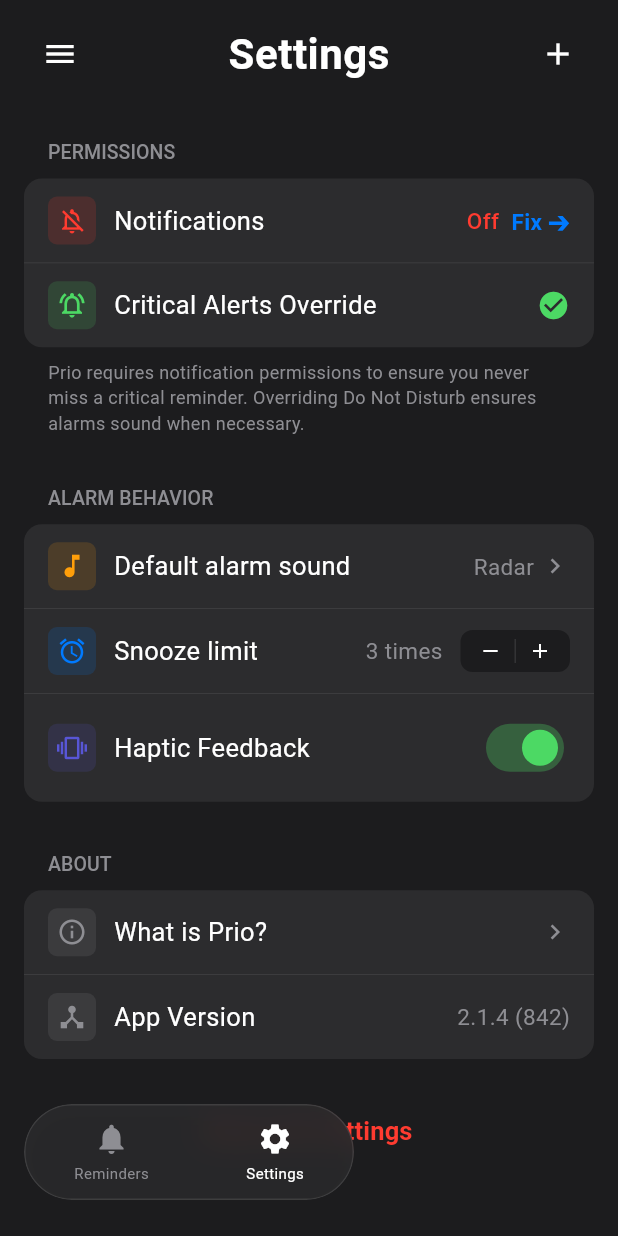
After one commit to vardzz/Prio, a Flutter app: the screen it shows after launch, item 2 of the bottom bar chosen, on a phone screen of 412 x 824 dp. The commit adds this screen. Run offline on Flutter 3.47's test engine with Material 3 defaults, Android fonts, the phone set to English and light mode, and no system bars; our stand-ins replace flutter_local_notifications, flutter_riverpod, hive_ce, hive_ce_flutter, timezone; accounts and stored records are empty.

Commit message:
feat: implement responsive home screen and navigation provider for desktop and mobile layouts

```diff
--- a/lib/presentation/screens/home_screen.dart
+++ b/lib/presentation/screens/home_screen.dart
@@ -2,11 +2,13 @@ import 'dart:ui';
 import 'package:flutter/material.dart';
 import 'package:flutter_riverpod/flutter_riverpod.dart';
 import '../../providers/reminder_provider.dart';
+import '../../providers/navigation_provider.dart';
 import '../../data/models/reminder.dart';
 import '../widgets/section_header.dart';
 import '../widgets/reminder_card.dart';
 import '../widgets/quick_add_bento.dart';
 import '../widgets/add_reminder_dialog.dart';
+import 'settings_screen.dart';
 
 class HomeScreen extends ConsumerWidget {
   const HomeScreen({super.key});
@@ -72,6 +74,7 @@ class HomeScreen extends ConsumerWidget {
   @override
   Widget build(BuildContext context, WidgetRef ref) {
     final allReminders = ref.watch(reminderListProvider);
+    final activeTab = ref.watch(navigationProvider);
 
     // Partition reminders
     final critical = allReminders.where((r) => r.priority == PriorityLevel.critical && !r.isCompleted).toList();
@@ -85,8 +88,8 @@ class HomeScreen extends ConsumerWidget {
         builder: (context, constraints) {
           final isDesktop = constraints.maxWidth >= 768;
           return isDesktop
-              ? _buildDesktopLayout(context, ref, critical, today, upcoming, completed)
-              : _buildMobileLayout(context, ref, critical, today, upcoming, completed);
+              ? _buildDesktopLayout(context, ref, activeTab, critical, today, upcoming, completed)
+              : _buildMobileLayout(context, ref, activeTab, critical, today, upcoming, completed);
         },
       ),
     );
@@ -96,6 +99,7 @@ class HomeScreen extends ConsumerWidget {
   Widget _buildDesktopLayout(
     BuildContext context,
     WidgetRef ref,
+    int activeTab,
     List<Reminder> critical,
     List<Reminder> today,
     List<Reminder> upcoming,
@@ -111,9 +115,9 @@ class HomeScreen extends ConsumerWidget {
               mainAxisAlignment: MainAxisAlignment.spaceBetween,
               crossAxisAlignment: CrossAxisAlignment.center,
               children: [
-                const Text(
-                  'Prio',
-                  style: TextStyle(
+                Text(
+                  activeTab == 0 ? 'Prio' : 'Settings',
+                  style: const TextStyle(
                     fontSize: 34,
                     fontWeight: FontWeight.w700,
                     color: Colors.white,
@@ -122,12 +126,14 @@ class HomeScreen extends ConsumerWidget {
                 ),
                 Row(
                   children: [
+                    if (activeTab == 0) ...[
                       IconButton(
                         icon: const Icon(Icons.search, color: Colors.white),
                         onPressed: () {},
                         splashRadius: 22,
                       ),
                       const SizedBox(width: 8),
+                    ],
                     Container(
                       width: 40,
                       height: 40,
@@ -157,7 +163,8 @@ class HomeScreen extends ConsumerWidget {
                   // Left Content
                   Expanded(
                     flex: 2,
-                    child: SingleChildScrollView(
+                    child: activeTab == 0
+                        ? SingleChildScrollView(
                             physics: const BouncingScrollPhysics(),
                             child: Column(
                               crossAxisAlignment: CrossAxisAlignment.start,
@@ -174,10 +181,12 @@ class HomeScreen extends ConsumerWidget {
                                 const SizedBox(height: 40),
                               ],
                             ),
-                    ),
+                          )
+                        : const SettingsScreen(),
                   ),
                   const SizedBox(width: 32),
-                  // Sidebar
+                  // Sidebar (Keep on desktop for quick actions, or only show if activeTab == 0)
+                  if (activeTab == 0)
                     SizedBox(
                       width: 320,
                       child: QuickAddBento(
@@ -190,7 +199,9 @@ class HomeScreen extends ConsumerWidget {
                           _openAddReminder(context, ref, type: type);
                         },
                       ),
-                  ),
+                    )
+                  else
+                    const SizedBox(width: 320), // Placeholder to maintain centered layout grid alignment
                 ],
               ),
             ),
@@ -204,6 +215,7 @@ class HomeScreen extends ConsumerWidget {
   Widget _buildMobileLayout(
     BuildContext context,
     WidgetRef ref,
+    int activeTab,
     List<Reminder> critical,
     List<Reminder> today,
     List<Reminder> upcoming,
@@ -215,25 +227,40 @@ class HomeScreen extends ConsumerWidget {
           child: Column(
             children: [
               // Mobile Header
-              const Padding(
-                padding: EdgeInsets.symmetric(horizontal: 16.0, vertical: 12.0),
+              Padding(
+                padding: const EdgeInsets.symmetric(horizontal: 16.0, vertical: 12.0),
                 child: Row(
                   mainAxisAlignment: MainAxisAlignment.spaceBetween,
                   children: [
+                    if (activeTab == 1) ...[
+                      IconButton(
+                        icon: const Icon(Icons.menu, color: Colors.white),
+                        onPressed: () {},
+                      ),
+                    ],
                     Text(
-                      'Prio',
-                      style: TextStyle(
+                      activeTab == 0 ? 'Prio' : 'Settings',
+                      style: const TextStyle(
                         fontSize: 28,
                         fontWeight: FontWeight.w700,
                         color: Colors.white,
                         letterSpacing: 0.36,
                       ),
                     ),
+                    if (activeTab == 1) ...[
+                      IconButton(
+                        icon: const Icon(Icons.add, color: Colors.white),
+                        onPressed: () => _openAddReminder(context, ref),
+                      ),
+                    ] else ...[
+                      const SizedBox(width: 48), // Spacer to balance layout header
+                    ],
                   ],
                 ),
               ),
 
-              // Search Bar (Mobile only)
+              // Search Bar (Mobile only, only show on Reminders tab)
+              if (activeTab == 0)
                 Padding(
                   padding: const EdgeInsets.symmetric(horizontal: 16.0, vertical: 8.0),
                   child: Container(
@@ -268,7 +295,8 @@ class HomeScreen extends ConsumerWidget {
 
               // Scrollable content
               Expanded(
-                child: SingleChildScrollView(
+                child: activeTab == 0
+                    ? SingleChildScrollView(
                         physics: const BouncingScrollPhysics(),
                         padding: const EdgeInsets.only(bottom: 100.0), // Safe area for floating bottom nav/FAB
                         child: Column(
@@ -285,7 +313,8 @@ class HomeScreen extends ConsumerWidget {
                             _buildCompletedSection(ref, completed),
                           ],
                         ),
-                ),
+                      )
+                    : const SettingsScreen(),
               ),
             ],
           ),
@@ -295,8 +324,9 @@ class HomeScreen extends ConsumerWidget {
         Positioned(
           left: 16,
           bottom: 24,
-          child: _buildFloatingBottomNav(),
+          child: _buildFloatingBottomNav(ref, activeTab),
         ),
+        if (activeTab == 0) // Only show FAB on reminders tab since Settings has header '+' button
           Positioned(
             right: 16,
             bottom: 24,
@@ -307,7 +337,7 @@ class HomeScreen extends ConsumerWidget {
   }
 
   // --- FLOATING UI CONTROLS ---
-  Widget _buildFloatingBottomNav() {
+  Widget _buildFloatingBottomNav(WidgetRef ref, int activeTab) {
     return ClipRRect(
       borderRadius: BorderRadius.circular(9999),
       child: BackdropFilter(
@@ -333,12 +363,14 @@ class HomeScreen extends ConsumerWidget {
               _buildNavButton(
                 icon: Icons.notifications,
                 label: 'Reminders',
-                isActive: true,
+                isActive: activeTab == 0,
+                onTap: () => ref.read(navigationProvider.notifier).state = 0,
               ),
               _buildNavButton(
                 icon: Icons.settings,
                 label: 'Settings',
-                isActive: false,
+                isActive: activeTab == 1,
+                onTap: () => ref.read(navigationProvider.notifier).state = 1,
               ),
             ],
           ),
@@ -351,9 +383,10 @@ class HomeScreen extends ConsumerWidget {
     required IconData icon,
     required String label,
     required bool isActive,
+    required VoidCallback onTap,
   }) {
     return InkWell(
-      onTap: () {},
+      onTap: onTap,
       child: Column(
         mainAxisAlignment: MainAxisAlignment.center,
         children: [
--- /dev/null
+++ b/lib/presentation/screens/settings_screen.dart
@@ -0,0 +1,346 @@
+import 'package:flutter/material.dart';
+
+class SettingsScreen extends StatefulWidget {
+  const SettingsScreen({super.key});
+
+  @override
+  State<SettingsScreen> createState() => _SettingsScreenState();
+}
+
+class _SettingsScreenState extends State<SettingsScreen> {
+  int _snoozeLimit = 3;
+  bool _hapticFeedback = true;
+  bool _notificationsPermission = false; // Mocked permission state
+
+  void _incrementSnooze() {
+    if (_snoozeLimit < 10) {
+      setState(() {
+        _snoozeLimit++;
+      });
+    }
+  }
+
+  void _decrementSnooze() {
+    if (_snoozeLimit > 1) {
+      setState(() {
+        _snoozeLimit--;
+      });
+    }
+  }
+
+  void _resetSettings() {
+    showDialog(
+      context: context,
+      builder: (context) => AlertDialog(
+        backgroundColor: const Color(0xFF2C2C2E),
+        title: const Text('Reset Settings?', style: TextStyle(color: Colors.white)),
+        content: const Text(
+          'This will restore all default alarm behaviors and preferences.',
+          style: TextStyle(color: Color(0xFF8E8E93)),
+        ),
+        actions: [
+          TextButton(
+            onPressed: () => Navigator.pop(context),
+            child: const Text('Cancel', style: TextStyle(color: Color(0xFF8E8E93))),
+          ),
+          TextButton(
+            onPressed: () {
+              setState(() {
+                _snoozeLimit = 3;
+                _hapticFeedback = true;
+                _notificationsPermission = false;
+              });
+              Navigator.pop(context);
+              ScaffoldMessenger.of(context).showSnackBar(
+                const SnackBar(
+                  content: Text('Settings reset to default'),
+                  backgroundColor: Color(0xFF2C2C2E),
+                ),
+              );
+            },
+            child: const Text('Reset', style: TextStyle(color: Color(0xFFFF3B30))),
+          ),
+        ],
+      ),
+    );
+  }
+
+  @override
+  Widget build(BuildContext context) {
+    return SingleChildScrollView(
+      physics: const BouncingScrollPhysics(),
+      padding: const EdgeInsets.symmetric(horizontal: 16.0, vertical: 12.0),
+      child: Column(
+        crossAxisAlignment: CrossAxisAlignment.start,
+        children: [
+          // Permissions Section
+          _buildSectionHeader('Permissions'),
+          _buildCard([
+            // Notifications status
+            _buildSettingRow(
+              icon: Icons.notifications_off_outlined,
+              iconColor: const Color(0xFFFF3B30), // ios-red
+              title: 'Notifications',
+              trailing: Row(
+                mainAxisSize: MainAxisSize.min,
+                children: [
+                  Text(
+                    _notificationsPermission ? 'On' : 'Off',
+                    style: TextStyle(
+                      color: _notificationsPermission ? const Color(0xFF4CD964) : const Color(0xFFFF3B30),
+                      fontSize: 15,
+                      fontWeight: FontWeight.w500,
+                    ),
+                  ),
+                  const SizedBox(width: 8),
+                  GestureDetector(
+                    onTap: () {
+                      setState(() {
+                        _notificationsPermission = !_notificationsPermission;
+                      });
+                    },
+                    child: const Text(
+                      'Fix ➔',
+                      style: TextStyle(
+                        color: Color(0xFF007AFF), // iOS blue link
+                        fontSize: 15,
+                        fontWeight: FontWeight.w600,
+                      ),
+                    ),
+                  ),
+                ],
+              ),
+              showDivider: true,
+            ),
+            // Critical Alerts Override
+            _buildSettingRow(
+              icon: Icons.notifications_active_outlined,
+              iconColor: const Color(0xFF4CD964), // iOS green
+              title: 'Critical Alerts Override',
+              trailing: const Icon(
+                Icons.check_circle,
+                color: Color(0xFF4CD964),
+                size: 22,
+              ),
+              showDivider: false,
+            ),
+          ]),
+          const SizedBox(height: 8),
+          const Padding(
+            padding: EdgeInsets.symmetric(horizontal: 16.0),
+            child: Text(
+              'Prio requires notification permissions to ensure you never miss a critical reminder. Overriding Do Not Disturb ensures alarms sound when necessary.',
+              style: TextStyle(
+                color: Color(0xFF8E8E93),
+                fontSize: 12,
+                height: 1.4,
+              ),
+            ),
+          ),
+          const SizedBox(height: 24),
+
+          // Alarm Behavior Section
+          _buildSectionHeader('Alarm Behavior'),
+          _buildCard([
+            // Default Alarm Sound
+            _buildSettingRow(
+              icon: Icons.music_note,
+              iconColor: const Color(0xFFFF9F0A), // ios-orange
+              title: 'Default alarm sound',
+              trailing: const Row(
+                mainAxisSize: MainAxisSize.min,
+                children: [
+                  Text(
+                    'Radar',
+                    style: TextStyle(color: Color(0xFF8E8E93), fontSize: 15),
+                  ),
+                  SizedBox(width: 4),
+                  Icon(Icons.chevron_right, color: Color(0xFF8E8E93), size: 20),
+                ],
+              ),
+              showDivider: true,
+            ),
+            // Snooze Limit Counter
+            _buildSettingRow(
+              icon: Icons.alarm,
+              iconColor: const Color(0xFF007AFF),
+              title: 'Snooze limit',
+              trailing: Row(
+                mainAxisSize: MainAxisSize.min,
+                children: [
+                  Text(
+                    '$_snoozeLimit times',
+                    style: const TextStyle(color: Color(0xFF8E8E93), fontSize: 15),
+                  ),
+                  const SizedBox(width: 12),
+                  Container(
+                    decoration: BoxDecoration(
+                      color: const Color(0xFF1C1C1E),
+                      borderRadius: BorderRadius.circular(8),
+                    ),
+                    padding: const EdgeInsets.symmetric(horizontal: 4, vertical: 2),
+                    child: Row(
+                      children: [
+                        GestureDetector(
+                          onTap: _decrementSnooze,
+                          child: const Padding(
+                            padding: EdgeInsets.symmetric(horizontal: 8.0, vertical: 4.0),
+                            child: Icon(Icons.remove, color: Colors.white, size: 16),
+                          ),
+                        ),
+                        Container(
+                          width: 1,
+                          height: 16,
+                          color: const Color(0x1AFFFFFF),
+                        ),
+                        GestureDetector(
+                          onTap: _incrementSnooze,
+                          child: const Padding(
+                            padding: EdgeInsets.symmetric(horizontal: 8.0, vertical: 4.0),
+                            child: Icon(Icons.add, color: Colors.white, size: 16),
+                          ),
+                        ),
+                      ],
+                    ),
+                  ),
+                ],
+              ),
+              showDivider: true,
+            ),
+            // Haptic Feedback Switch
+            _buildSettingRow(
+              icon: Icons.vibration,
+              iconColor: const Color(0xFF5856D6), // iOS purple
+              title: 'Haptic Feedback',
+              trailing: Switch(
+                value: _hapticFeedback,
+                onChanged: (val) {
+                  setState(() {
+                    _hapticFeedback = val;
+                  });
+                },
+                activeThumbColor: const Color(0xFF4CD964),
+                activeTrackColor: const Color(0xFF4CD964).withValues(alpha: 0.3),
+                inactiveThumbColor: Colors.white,
+                inactiveTrackColor: const Color(0xFF48484A),
+              ),
+              showDivider: false,
+            ),
+          ]),
+          const SizedBox(height: 24),
+
+          // About Section
+          _buildSectionHeader('About'),
+          _buildCard([
+            // What is Prio?
+            _buildSettingRow(
+              icon: Icons.info_outline,
+              iconColor: const Color(0xFF8E8E93),
+              title: 'What is Prio?',
+              trailing: const Icon(Icons.chevron_right, color: Color(0xFF8E8E93), size: 20),
+              showDivider: true,
+            ),
+            // App Version
+            _buildSettingRow(
+              icon: Icons.device_hub_outlined,
+              iconColor: const Color(0xFF8E8E93),
+              title: 'App Version',
+              trailing: const Text(
+                '2.1.4 (842)',
+                style: TextStyle(color: Color(0xFF8E8E93), fontSize: 15),
+              ),
+              showDivider: false,
+            ),
+          ]),
+          const SizedBox(height: 24),
+
+          // Reset Settings Button
+          Center(
+            child: TextButton(
+              onPressed: _resetSettings,
+              child: const Text(
+                'Reset All Settings',
+                style: TextStyle(
+                  color: Color(0xFFFF3B30),
+                  fontSize: 17,
+                  fontWeight: FontWeight.w600,
+                ),
+              ),
+            ),
+          ),
+          const SizedBox(height: 80), // extra padding for bottom bar
+        ],
+      ),
+    );
+  }
+
+  Widget _buildSectionHeader(String title) {
+    return Padding(
+      padding: const EdgeInsets.only(left: 16.0, bottom: 8.0, top: 8.0),
+      child: Text(
+        title.toUpperCase(),
+        style: const TextStyle(
+          fontSize: 13,
+          fontWeight: FontWeight.w500,
+          color: Color(0xFF8E8E93),
+          letterSpacing: 0.06,
+        ),
+      ),
+    );
+  }
+
+  Widget _buildCard(List<Widget> children) {
+    return Container(
+      decoration: BoxDecoration(
+        color: const Color(0xFF2C2C2E), // ios-card
+        borderRadius: BorderRadius.circular(12),
+      ),
+      clipBehavior: Clip.antiAlias,
+      child: Column(
+        children: children,
+      ),
+    );
+  }
+
+  Widget _buildSettingRow({
+    required IconData icon,
+    required Color iconColor,
+    required String title,
+    required Widget trailing,
+    bool showDivider = true,
+  }) {
+    return Container(
+      decoration: BoxDecoration(
+        border: Border(
+          bottom: showDivider
+              ? const BorderSide(color: Color(0x1AFFFFFF), width: 0.5)
+              : BorderSide.none,
+        ),
+      ),
+      padding: const EdgeInsets.symmetric(horizontal: 16.0, vertical: 12.0),
+      child: Row(
+        children: [
+          Container(
+            padding: const EdgeInsets.all(6),
+            decoration: BoxDecoration(
+              color: iconColor.withValues(alpha: 0.15),
+              borderRadius: BorderRadius.circular(6),
+            ),
+            child: Icon(icon, color: iconColor, size: 20),
+          ),
+          const SizedBox(width: 12),
+          Text(
+            title,
+            style: const TextStyle(
+              color: Colors.white,
+              fontSize: 17,
+              fontWeight: FontWeight.w400,
+            ),
+          ),
+          const Spacer(),
+          trailing,
+        ],
+      ),
+    );
+  }
+}
--- /dev/null
+++ b/lib/providers/navigation_provider.dart
@@ -0,0 +1,3 @@
+import 'package:flutter_riverpod/flutter_riverpod.dart';
+
+final navigationProvider = StateProvider<int>((ref) => 0);
```
Lines whose indentation alone changed are shown as unchanged.
